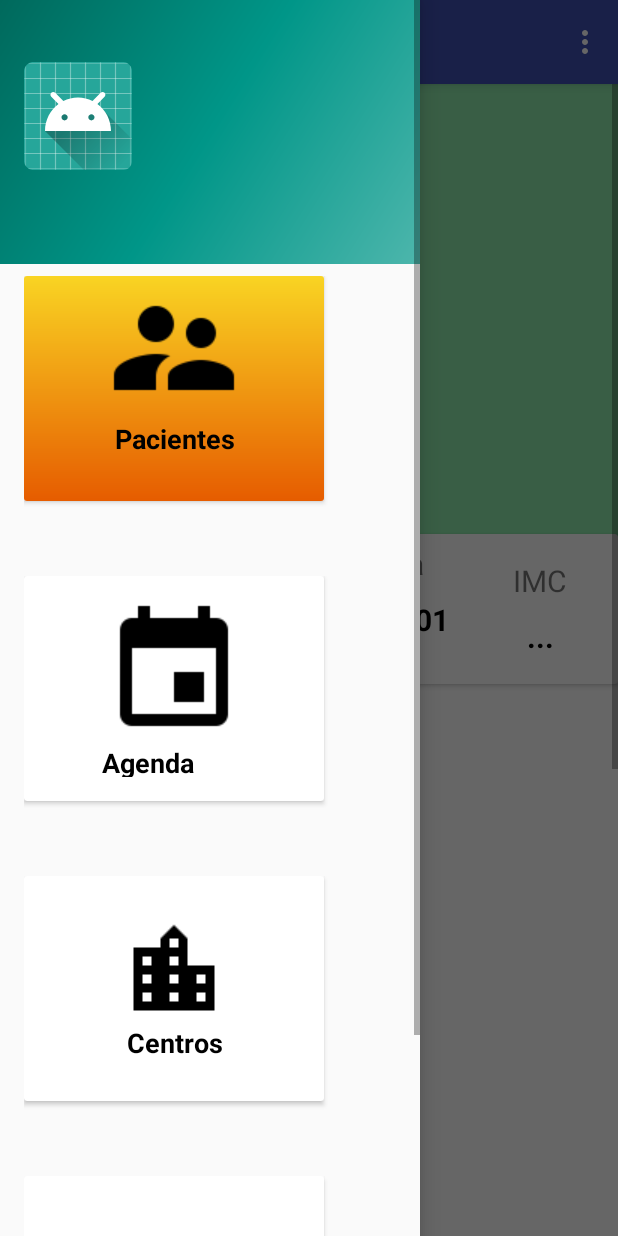
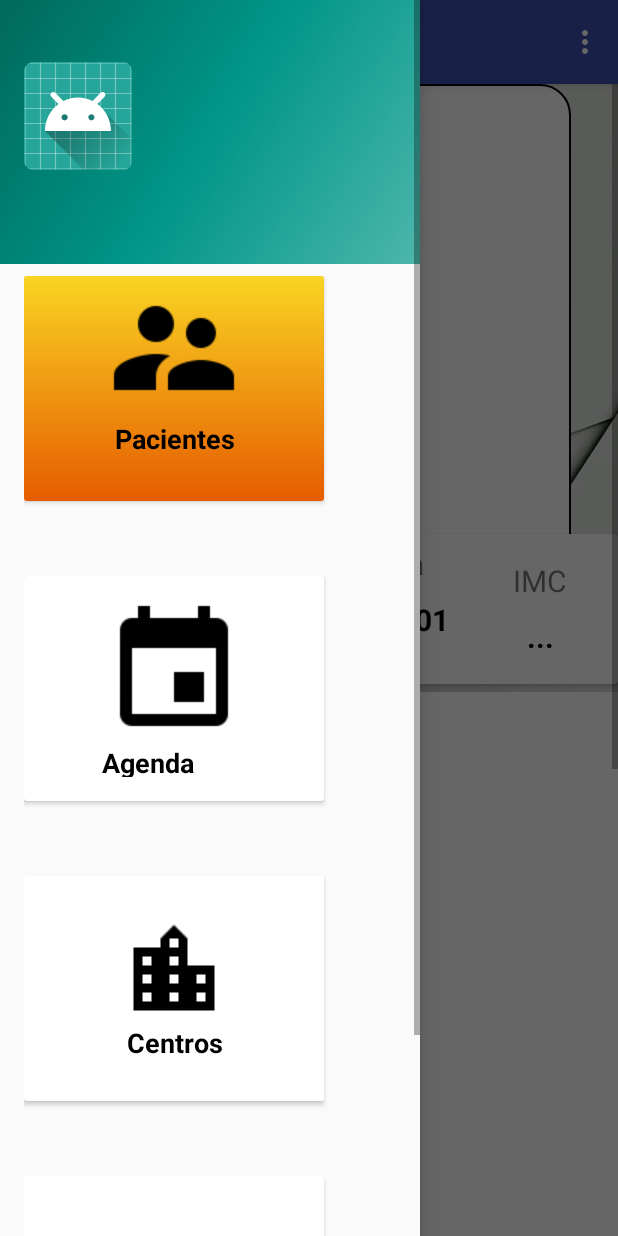
Before and after one commit to sbh896/TFGBascula, an Android app: the fragment DetallePacienteFragment placed in its activity, with the side drawer open, on a phone screen of 412 x 824 dp. Run offline under Robolectric (Android 15) with nearby library versions, the phone set to English and light mode, and no system bars; our stand-ins replace CircleImageView, Firebase (no records; nobody signed in at launch, a user with empty details on screens opened directly), Picasso; libraries missing offline, so code that uses them is left out: com.github.mikephil.charting; plain views replace BarChart, LineChart; 116 statements that could not run were skipped.

```diff
--- a/app/src/main/java/tfg/sergio/bascula/Pacientes/AniadirPacienteFragment.java
+++ b/app/src/main/java/tfg/sergio/bascula/Pacientes/AniadirPacienteFragment.java
@@ -126,6 +126,7 @@ public class AniadirPacienteFragment extends Fragment {
                 }
                 if(uriImagenAltaCalidad == null) {
                     Toast.makeText(getActivity(), "Introduzca una imagen de usuario.", Toast.LENGTH_SHORT).show();
+                    return;
 
                 }
                 if(mSpinner.getSelectedItemPosition() == 0){
@@ -298,7 +299,7 @@ public class AniadirPacienteFragment extends Fragment {
                 Uri downloadUri = taskSnapshot.getDownloadUrl();
                 Centro c = (Centro)mSpinner.getSelectedItem();
                 String id = mDatabase.push().getKey();
-                Paciente paciente = new Paciente(nombre,apellidos,id,downloadUri.toString(),c.Id,fechaNacimiento,inputDieta.isChecked());
+                Paciente paciente = new Paciente(nombre,apellidos,id,downloadUri.toString(),c.Id,fechaNacimiento,inputDieta.isChecked(),uriImagenAltaCalidad.getLastPathSegment());
                 mDatabase.child(id).setValue(paciente);
                 progreso.dismiss();
 
--- a/app/src/main/java/tfg/sergio/bascula/Pacientes/DetallePacienteFragment.java
+++ b/app/src/main/java/tfg/sergio/bascula/Pacientes/DetallePacienteFragment.java
@@ -133,8 +133,10 @@ public class DetallePacienteFragment extends Fragment implements OnChartGestureL
                     FragmentTransaction ft = fm.beginTransaction();
                     Bundle args = new Bundle();
                     args.putParcelable("paciente", paciente_final);
+                    args.putString("key",key);
                     Fragment modificarPacienteFragment = new ModificarPacienteFragment();
                     modificarPacienteFragment.setArguments(args);
+                    ft.addToBackStack("detallePaciente");
                     ft.replace(R.id.pacientes_screen,modificarPacienteFragment);
                     ft.commit();
                 }
@@ -422,7 +424,7 @@ public class DetallePacienteFragment extends Fragment implements OnChartGestureL
         leftAxis.setDrawZeroLine(false);
         leftAxis.setDrawLimitLinesBehindData(true);
 
-        CustomMarkerView mv = new CustomMarkerView(getActivity(), R.layout.marker_layout);
+        CustomMarkerView mv = new CustomMarkerView(getActivity(), R.layout.marker_layout, registros);
 
         mChart.setMarkerView(mv);
         mChart.getAxisRight().setEnabled(false);
@@ -442,7 +444,7 @@ public class DetallePacienteFragment extends Fragment implements OnChartGestureL
         // enable scaling and dragging
         mChart2.setDragEnabled(true);
         mChart2.setScaleEnabled(true);
-        CustomMarkerView mv2 = new CustomMarkerView(getActivity(), R.layout.marker_layout);
+        CustomMarkerView mv2 = new CustomMarkerView(getActivity(), R.layout.marker_layout, registros);
         mChart2.setMarkerView(mv2);
 
         YAxis leftAxis2 = mChart2.getAxisLeft();
@@ -531,7 +533,7 @@ public class DetallePacienteFragment extends Fragment implements OnChartGestureL
         int x =0;
 
         for(RegistroPaciente r : registros){
-            yVals.add(new Entry(x,(float)r.getPeso()));
+            yVals.add(new Entry((int)r.getFecha().getTime()/1000,(float)r.getPeso()));
             x+=60;
         }
         if(yVals.size() == 0){
--- /dev/null
+++ b/app/src/main/res/drawable/fondo_imagen.xml
@@ -0,0 +1,8 @@
+<?xml version="1.0" encoding="UTF-8"?>
+<shape xmlns:android="http://schemas.android.com/apk/res/android">
+    <solid android:color="#FFFFFF" />
+    <stroke android:width="1dp" android:color="#000000" />
+    <padding android:left="1dp" android:top="1dp" android:right="1dp"
+        android:bottom="1dp" />
+    <corners android:radius="20dp"></corners>
+</shape>
--- a/app/src/main/res/layout/activity_main.xml
+++ b/app/src/main/res/layout/activity_main.xml
@@ -23,13 +23,14 @@
             android:layout_width="match_parent"
             android:layout_weight="1.5" >
             <RelativeLayout
-                android:layout_marginTop="80dp"
+                android:layout_marginTop="75dp"
                 android:layout_width="match_parent"
                 android:layout_height="match_parent"
                 >
                 <TextView
                     android:layout_width="match_parent"
-                    android:layout_height="40dp"
+                    android:layout_height="50dp"
+                    android:background="@color/white"
                     android:id="@+id/title_alertas"
                     android:textSize="24dp"
                     android:text="Próximas alertas"
@@ -43,12 +44,13 @@
                     android:layout_height="match_parent"
                     android:layout_below="@+id/title_alertas"
                     android:layout_gravity="left"
-                    android:padding="10dp">
+                    android:padding="10dp"
+                    android:background="@color/grisCalendario">
                 </android.support.v7.widget.RecyclerView>
             </RelativeLayout>
         </LinearLayout>
         <LinearLayout
-            android:background="@color/white"
+            android:background="@color/grisCalendario"
             android:layout_height="0dp"
             android:layout_width="match_parent"
             android:layout_weight="2.5"
@@ -61,12 +63,14 @@
                 android:orientation="vertical"
                 android:weightSum="2"
                 android:layout_marginLeft="10dp"
+                android:layout_marginBottom="10dp"
                 >
                     <RelativeLayout
                         android:layout_width="match_parent"
                         android:layout_height="wrap_content"
                         android:id="@+id/dgrafica_filtros"
                         android:orientation="vertical"
+                        android:background="@color/white"
                         >
                         <TextView
                             android:layout_width="match_parent"
@@ -81,16 +85,19 @@
                         android:layout_marginTop="10dp"
                         android:layout_width="match_parent"
                         android:layout_height="match_parent"
+                        android:background="@color/grisCalendario"
                         >
 
                         <com.github.mikephil.charting.charts.BarChart
                             android:id="@+id/chart"
                             android:layout_width="match_parent"
-                            android:layout_height="match_parent" />
+                            android:layout_height="match_parent"
+                            android:background="@color/white"
+                            />
                     </LinearLayout>
             </LinearLayout>
             <RelativeLayout
-                android:background="@drawable/degradado_gris"
+                android:background="@color/grisCalendario"
                 android:layout_width="0dp"
                 android:layout_height="match_parent"
                 android:layout_weight="1"
@@ -101,6 +108,7 @@
                     android:id="@+id/titleRecicler"
                     android:textSize="20dp"
                     android:text="Últimos registros"
+                    android:background="@color/white"
                     android:padding="20dp"
                     android:textColor="@color/black"/>
                 <android.support.v7.widget.RecyclerView
--- a/app/src/main/res/layout/fragment_detalle_paciente.xml
+++ b/app/src/main/res/layout/fragment_detalle_paciente.xml
@@ -20,23 +20,36 @@
             android:orientation="vertical">
             <RelativeLayout
                 android:layout_width="match_parent"
-                android:layout_height="405dp">
+                android:layout_height="405dp"
+                >
+                <ImageView
+                    android:layout_width="match_parent"
+                    android:layout_height="match_parent"
+                    android:scaleType="centerCrop"
+                    android:src="@drawable/fondo_detalle_paciente"/>
                 <LinearLayout
 
                     android:layout_width="match_parent"
                     android:layout_height="370dp"
-                    android:background="@color/colorAccent"
                     android:orientation="vertical">
-                    <de.hdodenhof.circleimageview.CircleImageView
-                        xmlns:app="http://schemas.android.com/apk/res-auto"
+                    <ImageView
+                        android:layout_width="350dp"
+                        android:layout_height="350dp"
                         android:id="@+id/foto_perfil"
-                        android:layout_gravity="center_horizontal"
-                        android:layout_width="200dp"
-                        android:layout_height="200dp"
-                        android:layout_marginTop="50dp"
-                        app:civ_border_width="2dp"
-                        app:civ_border_color="@color/white"
-                        android:padding="10dp"/>
+                        android:layout_gravity="center"
+                        android:padding="20dp"
+                        android:background="@drawable/fondo_imagen"/>
+                    <!--<de.hdodenhof.circleimageview.CircleImageView-->
+                        <!--xmlns:app="http://schemas.android.com/apk/res-auto"-->
+                        <!--android:id="@+id/foto_perfil"-->
+                        <!--android:layout_gravity="center_horizontal"-->
+                        <!--android:layout_width="200dp"-->
+                        <!--android:layout_height="200dp"-->
+                        <!--android:layout_marginTop="50dp"-->
+                        <!--app:civ_border_width="2dp"-->
+                        <!--app:civ_border_color="@color/white"-->
+                        <!--android:background="@drawable/fondo_imagen"-->
+                        <!--android:padding="10dp"/>-->
                     <TextView
                         android:id="@+id/txt_nombre"
                         android:layout_marginTop="10dp"
--- a/app/src/main/res/values/strings.xml
+++ b/app/src/main/res/values/strings.xml
@@ -53,4 +53,5 @@
         <item>Hiperprotéica</item>
         <item>Otra/Suplementos</item>
     </string-array>
+    <string name="rutaFotoPaciente">Fotos_pacientes</string>
 </resources>
```
Also changed, not shown: app/src/main/java/tfg/sergio/bascula/Models/Paciente.java (+21 -1 lines), app/src/main/java/tfg/sergio/bascula/Pacientes/ModificarPacienteFragment.java (+45 -11 lines), app/src/main/java/tfg/sergio/bascula/Resources/CustomMarkerView.java (+24 -2 lines), app/src/main/res/layout/marker_layout.xml (+18 -5 lines), app/src/main/res/drawable/fondo_detalle_paciente.jpg (added).
